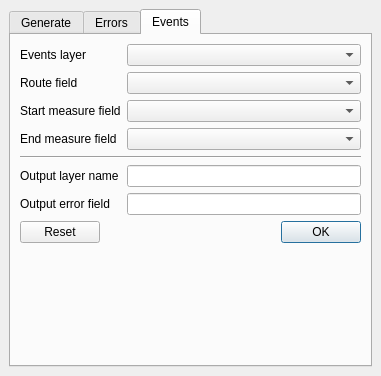
blazek/lrs, file lrs/ui_lrsdockwidget.ui: the form before one commit.
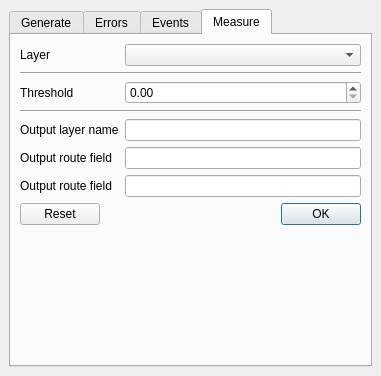
The form after the commit.

Commit message: measures calculation

What changed in the file:
```diff
--- a/lrs/ui_lrsdockwidget.ui
+++ b/lrs/ui_lrsdockwidget.ui
@@ -24,7 +24,7 @@
     <item>
      <widget class="QTabWidget" name="tabWidget">
       <property name="currentIndex">
-       <number>2</number>
+       <number>3</number>
       </property>
       <widget class="QWidget" name="genTab">
        <attribute name="title">
@@ -399,6 +399,120 @@
        <zorder>eventsOutputNameLabel</zorder>
        <zorder>verticalSpacer_2</zorder>
       </widget>
+      <widget class="QWidget" name="measureTab">
+       <attribute name="title">
+        <string>Measure</string>
+       </attribute>
+       <layout class="QVBoxLayout" name="verticalLayout_5">
+        <item>
+         <layout class="QGridLayout" name="gridLayout">
+          <item row="0" column="1">
+           <widget class="QComboBox" name="measureLayerCombo"/>
+          </item>
+          <item row="0" column="0">
+           <widget class="QLabel" name="measureLayerLabel">
+            <property name="text">
+             <string>Layer</string>
+            </property>
+           </widget>
+          </item>
+          <item row="6" column="1">
+           <widget class="QLineEdit" name="measureRouteFieldLineEdit">
+            <property name="text">
+             <string/>
+            </property>
+           </widget>
+          </item>
+          <item row="5" column="0">
+           <widget class="QLabel" name="measureOutputNameLabel">
+            <property name="text">
+             <string>Output layer name</string>
+            </property>
+           </widget>
+          </item>
+          <item row="4" column="0" colspan="2">
+           <widget class="Line" name="line_4">
+            <property name="orientation">
+             <enum>Qt::Horizontal</enum>
+            </property>
+           </widget>
+          </item>
+          <item row="6" column="0">
+           <widget class="QLabel" name="measureRouteFieldLabel">
+            <property name="text">
+             <string>Output route field</string>
+            </property>
+           </widget>
+          </item>
+          <item row="5" column="1">
+           <widget class="QLineEdit" name="measureOutputNameLineEdit">
+            <property name="text">
+             <string/>
+            </property>
+           </widget>
+          </item>
+          <item row="7" column="0">
+           <widget class="QLabel" name="measureMeasureFieldLabel">
+            <property name="text">
+             <string>Output route field</string>
+            </property>
+           </widget>
+          </item>
+          <item row="7" column="1">
+           <widget class="QLineEdit" name="measureMeasureFieldLineEdit">
+            <property name="text">
+             <string/>
+            </property>
+           </widget>
+          </item>
+          <item row="2" column="1">
+           <widget class="QDoubleSpinBox" name="measureThresholdSpin">
+            <property name="maximum">
+             <double>1000000.000000000000000</double>
+            </property>
+            <property name="value">
+             <double>0.000000000000000</double>
+            </property>
+           </widget>
+          </item>
+          <item row="2" column="0">
+           <widget class="QLabel" name="measureThresholdLabel">
+            <property name="text">
+             <string>Threshold</string>
+            </property>
+           </widget>
+          </item>
+          <item row="1" column="0" colspan="2">
+           <widget class="Line" name="line_5">
+            <property name="orientation">
+             <enum>Qt::Horizontal</enum>
+            </property>
+           </widget>
+          </item>
+         </layout>
+        </item>
+        <item>
+         <widget class="QDialogButtonBox" name="measureButtonBox">
+          <property name="standardButtons">
+           <set>QDialogButtonBox::Ok|QDialogButtonBox::Reset</set>
+          </property>
+         </widget>
+        </item>
+        <item>
+         <spacer name="verticalSpacer_3">
+          <property name="orientation">
+           <enum>Qt::Vertical</enum>
+          </property>
+          <property name="sizeHint" stdset="0">
+           <size>
+            <width>20</width>
+            <height>40</height>
+           </size>
+          </property>
+         </spacer>
+        </item>
+       </layout>
+      </widget>
      </widget>
     </item>
    </layout>
```
The commit also changes 5 other files.
